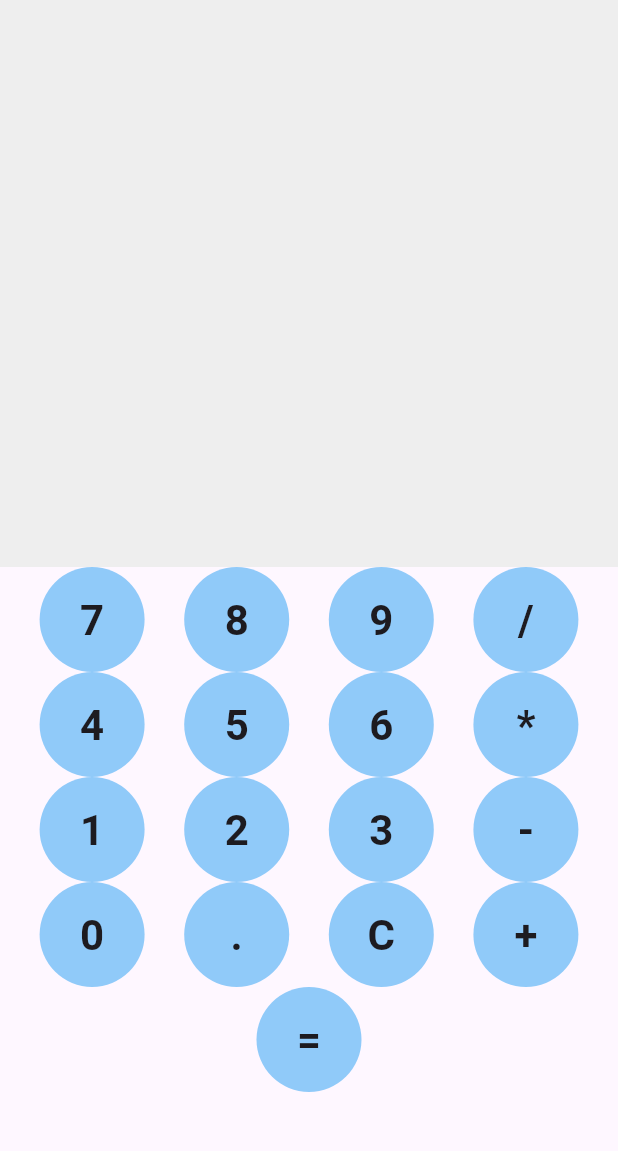
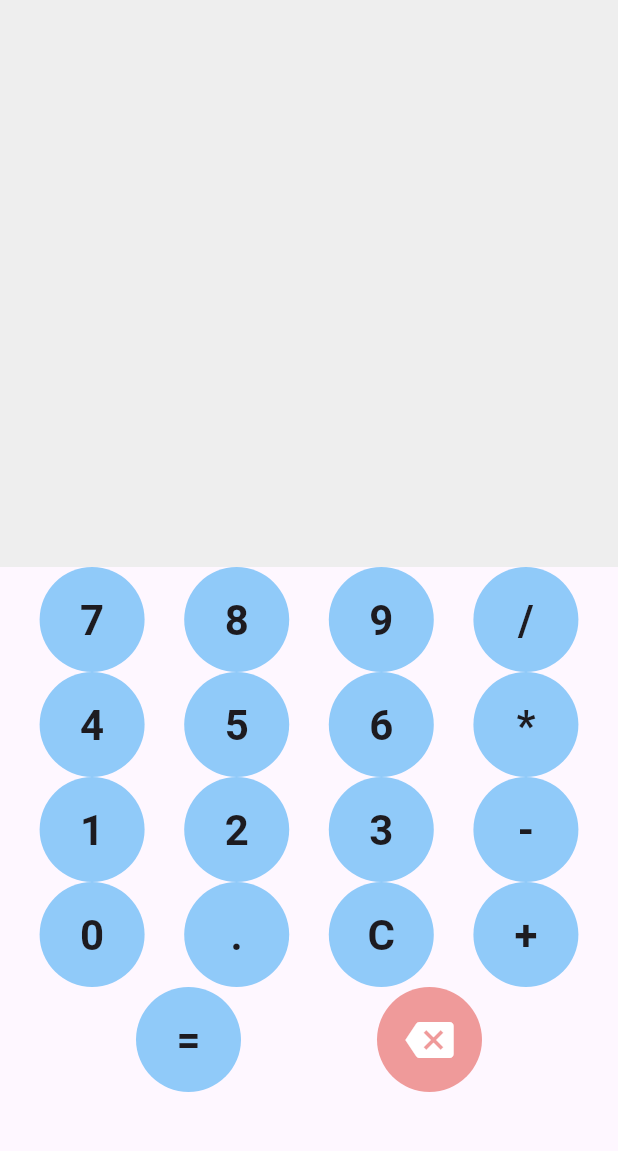
Before and after one commit to bashapu/calculator_app, a Flutter app: the screen it shows after launch, on a phone screen of 412 x 824 dp, the part 84-1235 px from its top. Run offline on Flutter 3.47's test engine with Material 3 defaults, Android fonts, the phone set to English and light mode, and no system bars.

Commit message:
Fix Regex and Add Backspace Button

```diff
--- a/lib/main.dart
+++ b/lib/main.dart
@@ -33,7 +33,6 @@ class _CalculatorHomePageState extends State<CalculatorHomePage> {
   });
 }
 
-
   void calculateResult() {
     try {
       final result = evaluateExpression(displayText);
@@ -42,7 +41,7 @@ class _CalculatorHomePageState extends State<CalculatorHomePage> {
       });
     } catch (e) {
       setState(() {
-        displayText = 'Error';
+        displayText = e.toString() == 'Exception: Cannot Divide by Zero' ? 'Cannot Divide by Zero' : 'Error';
       });
     }
   }
@@ -53,13 +52,24 @@ class _CalculatorHomePageState extends State<CalculatorHomePage> {
     });
   }
 
+  void backspace() {
+    if (displayText.isNotEmpty) {
+      setState(() {
+        displayText = displayText.substring(0, displayText.length - 1);
+      });
+    }
+  }
+
   double evaluateExpression(String expression) {
-    List<String> parts = expression.split(RegExp(r'(\+|\-|\*|\/)'));
+    RegExp regExp = RegExp(r'(\d+(\.\d*)?|\+|\-|\*|\/)');
+
+    Iterable<Match> matches = regExp.allMatches(expression);
+
+    List<String> parts = matches.map((match) => match.group(0)!).toList();
+
     double operand1 = double.parse(parts[0].trim());
     String operator = parts[1].trim();
     double operand2 = double.parse(parts[2].trim());
-
-    if (operand2 == 0) throw Exception('Cannot Divide by Zero');
 
     switch (operator) {
       case '+':
@@ -69,10 +79,10 @@ class _CalculatorHomePageState extends State<CalculatorHomePage> {
       case '*':
         return operand1 * operand2;
       case '/':
-        if (operand2 == 0) throw Exception('Cannot divide by zero');
+        if (operand2 == 0) throw Exception('Cannot Divide by Zero');
         return operand1 / operand2;
       default:
-        throw Exception('Invalid operator');
+        throw Exception('Invalid Operator');
     }
   }
 
@@ -124,7 +134,7 @@ class _CalculatorHomePageState extends State<CalculatorHomePage> {
           Row(
             mainAxisAlignment: MainAxisAlignment.spaceEvenly,
             children: [
-              _buildButton('='),
+              _buildButton('='), _buildBackspaceButton(),
             ],
           ),
           SizedBox(height: 40,),
@@ -160,4 +170,26 @@ class _CalculatorHomePageState extends State<CalculatorHomePage> {
       ),
     );
   }
+
+  // Helper function for backspace button
+  Widget _buildBackspaceButton() {
+    return InkWell(
+      onTap: backspace,
+      child: Container(
+        width: 70,
+        height: 70,
+        decoration: BoxDecoration(
+          color: Colors.red[200],
+          borderRadius: BorderRadius.circular(35),
+        ),
+        child: Center(
+          child: Icon(
+            Icons.backspace,
+            size: 32,
+            color: Colors.white,
+          ),
+        ),
+      ),
+    );
+  }
 }
```
